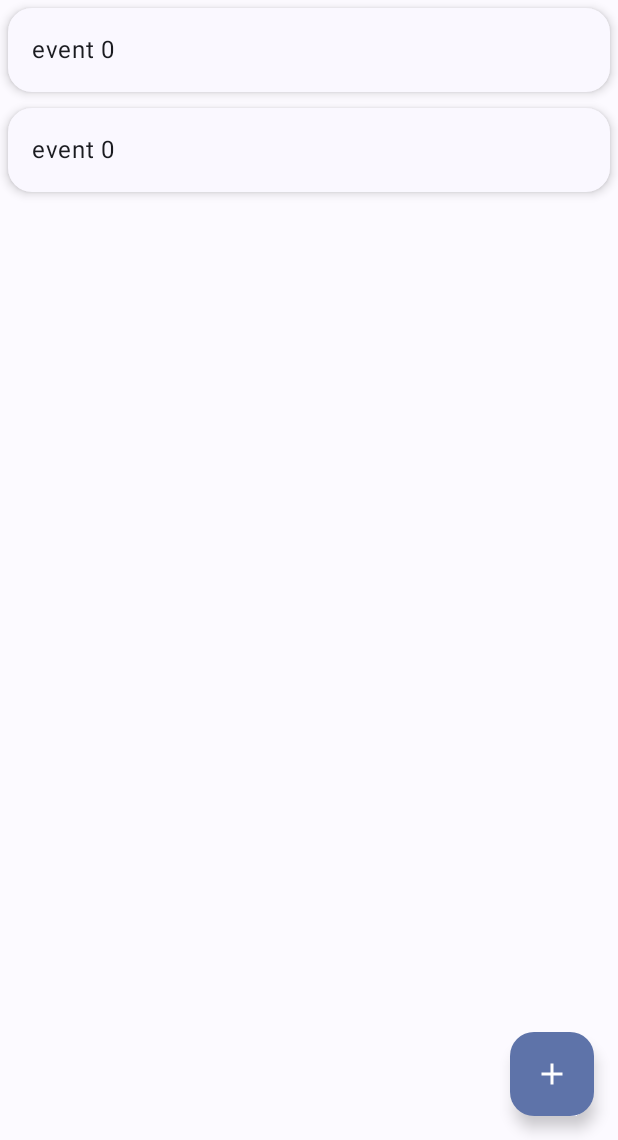
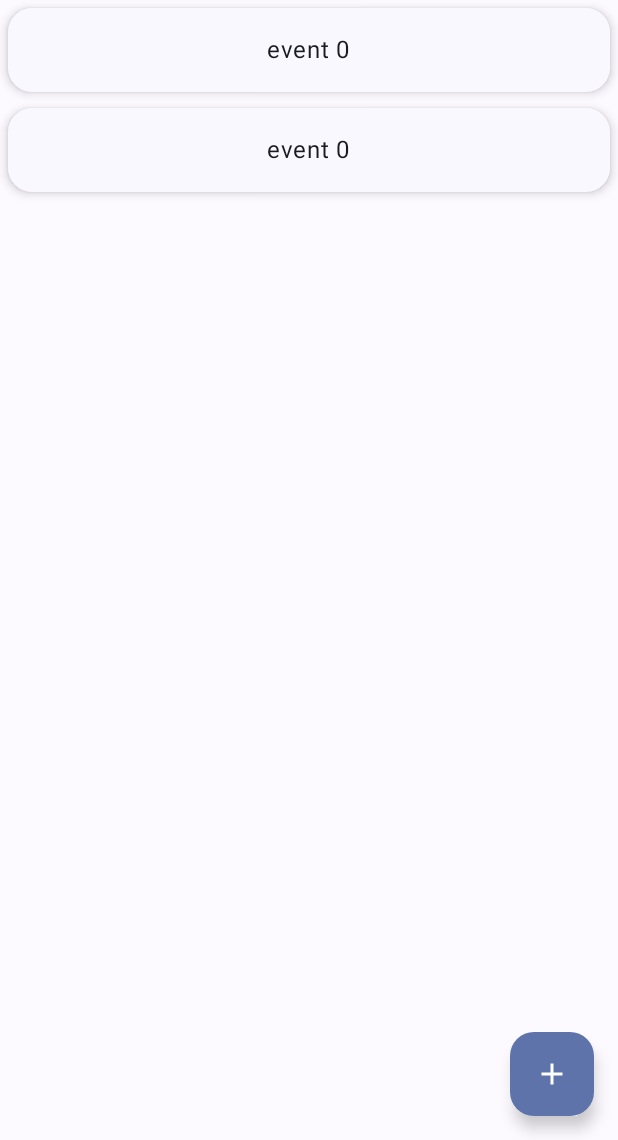
Before and after one commit to Pepsin01/YouOweMe, an Android app built with Jetpack Compose: the HomeScreenView screen opened through its navigation route, after a tap on "Add", on a phone screen of 412 x 824 dp, the part 96-1236 px from its top. Run offline under Robolectric (Android 15) with nearby library versions, the phone set to English and light mode, and no system bars; our stand-ins replace Dagger/Hilt's generated code, Room's generated code.

Commit message:
center event text

```diff
--- a/app/src/main/java/com/youoweme/views/HomeScreenView.kt
+++ b/app/src/main/java/com/youoweme/views/HomeScreenView.kt
@@ -2,6 +2,7 @@ package com.youoweme.views
 
 import androidx.compose.foundation.background
 import androidx.compose.foundation.clickable
+import androidx.compose.foundation.layout.Arrangement
 import androidx.compose.foundation.layout.Column
 import androidx.compose.foundation.layout.Row
 import androidx.compose.foundation.layout.fillMaxSize
@@ -82,7 +83,8 @@ fun HomeScreenView(onNavigateToEvent: (eventId: Long) -> Unit, homeScreenViewMod
                         modifier = Modifier
                             .fillMaxWidth()
                             .padding(16.dp),
-                        verticalAlignment = Alignment.CenterVertically
+                        verticalAlignment = Alignment.CenterVertically,
+                        horizontalArrangement = Arrangement.Center
                     ) {
                         Column {
                             Text(text = event.title)
```
